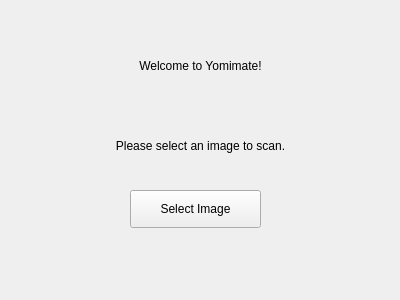
Old version of the form templates/landing.ui in the repository siepenmaru/yomimate.
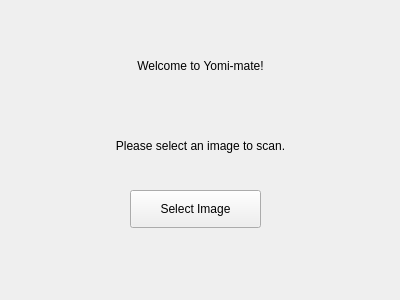
New version of the form.

Commit message: style: rename yomimate to yomi-mate for clarity

The edit to the form file:
```diff
--- a/templates/landing.ui
+++ b/templates/landing.ui
@@ -36,7 +36,7 @@
     </rect>
    </property>
    <property name="text">
-    <string>Welcome to Yomimate!</string>
+    <string>Welcome to Yomi-mate!</string>
    </property>
    <property name="scaledContents">
     <bool>false</bool>
```
Left out of the diff: 2 changed lines with no effect on the pictures. The commit also changes 3 other files.
